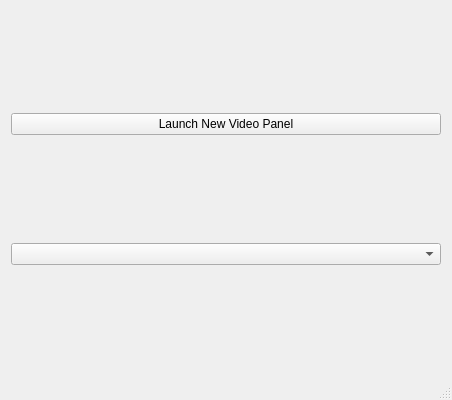
Old version of the form Apps/VideoCapture/mainwindow.ui in the repository sccn/lsl_archived.
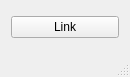
New version of the form.

Patch:
```diff
--- a/Apps/VideoCapture/mainwindow.ui
+++ b/Apps/VideoCapture/mainwindow.ui
@@ -6,8 +6,8 @@
    <rect>
     <x>0</x>
     <y>0</y>
-    <width>452</width>
-    <height>400</height>
+    <width>130</width>
+    <height>77</height>
    </rect>
   </property>
   <property name="minimumSize">
@@ -18,8 +18,8 @@
   </property>
   <property name="maximumSize">
    <size>
-    <width>500</width>
-    <height>400</height>
+    <width>130</width>
+    <height>77</height>
    </size>
   </property>
   <property name="windowTitle">
@@ -30,13 +30,10 @@
     <item row="0" column="0">
      <widget class="QPushButton" name="newVideoButton">
       <property name="text">
-       <string>Launch New Video Panel</string>
+       <string>Link</string>
       </property>
      </widget>
     </item>
-    <item row="1" column="0">
-     <widget class="QComboBox" name="comboBox"/>
-    </item>
    </layout>
   </widget>
   <widget class="QMenuBar" name="menuBar">
```
Left out of the diff: 6 changed lines with no effect on the pictures.
